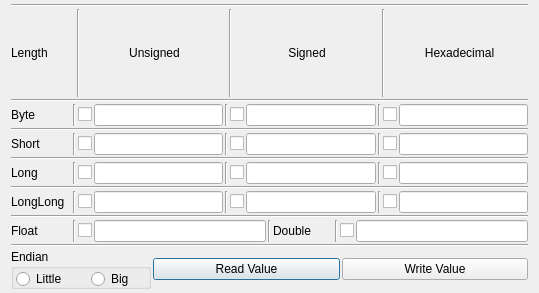
Rolloke/GUI-Apps, file source/binary_values_view.ui: the form before one commit.
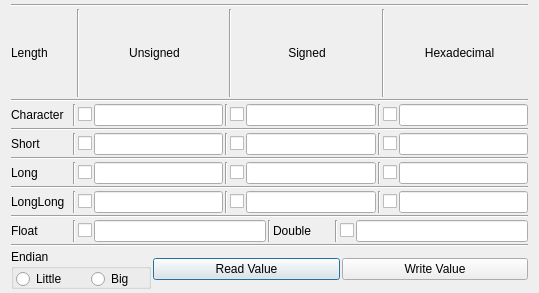
The form after the commit.

Diff of the .ui file:
```diff
--- a/source/binary_values_view.ui
+++ b/source/binary_values_view.ui
@@ -170,7 +170,7 @@
         <locale language="English" country="UnitedStates"/>
        </property>
        <property name="text">
-        <string>Byte</string>
+        <string>Character</string>
        </property>
       </widget>
      </item>
```
